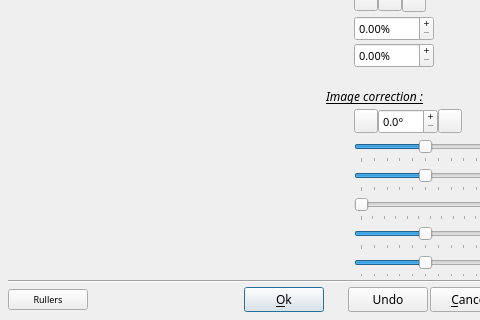
Qt form src/ffDiaporama/DlgImage/DlgImageCorrection.ui (boenki/ffdiaporama) before a commit; both pictures show x 0 to 480 and y 130 to 450 of the 600 by 450 pixel window.
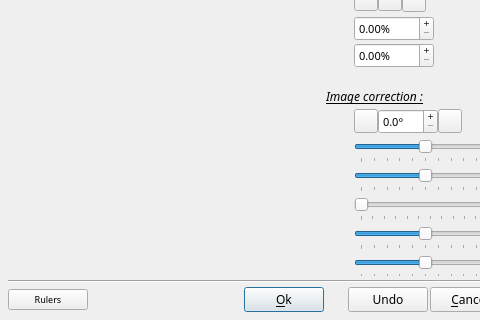
The same form after that commit. Icons and pictures are not drawn. Custom widgets are drawn as their Qt base class.

What changed in the file:
```diff
--- a/src/ffDiaporama/DlgImage/DlgImageCorrection.ui
+++ b/src/ffDiaporama/DlgImage/DlgImageCorrection.ui
@@ -1643,7 +1643,7 @@
         <string>Enable or disable rulers corresponding to the margins of television sets.</string>
        </property>
        <property name="text">
-        <string>Rullers</string>
+        <string>Rulers</string>
        </property>
        <property name="icon">
         <iconset resource="../../../RSCffDiaporama.qrc">
```
Left out of the diff: 38 changed lines with no effect on the pictures.
